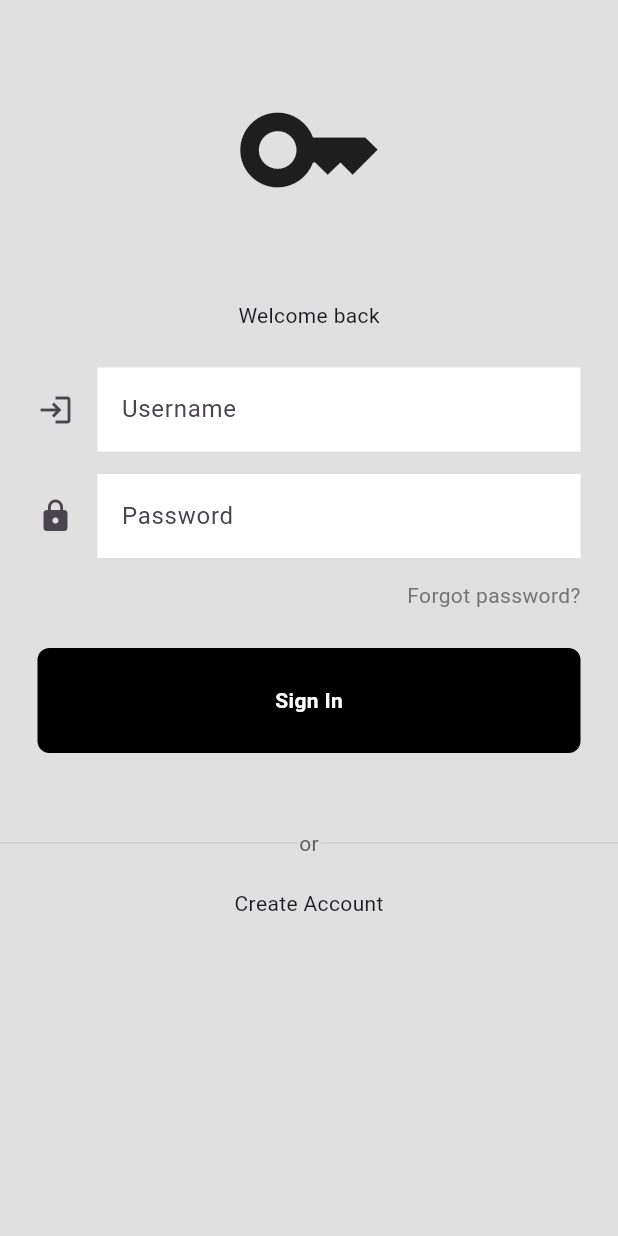
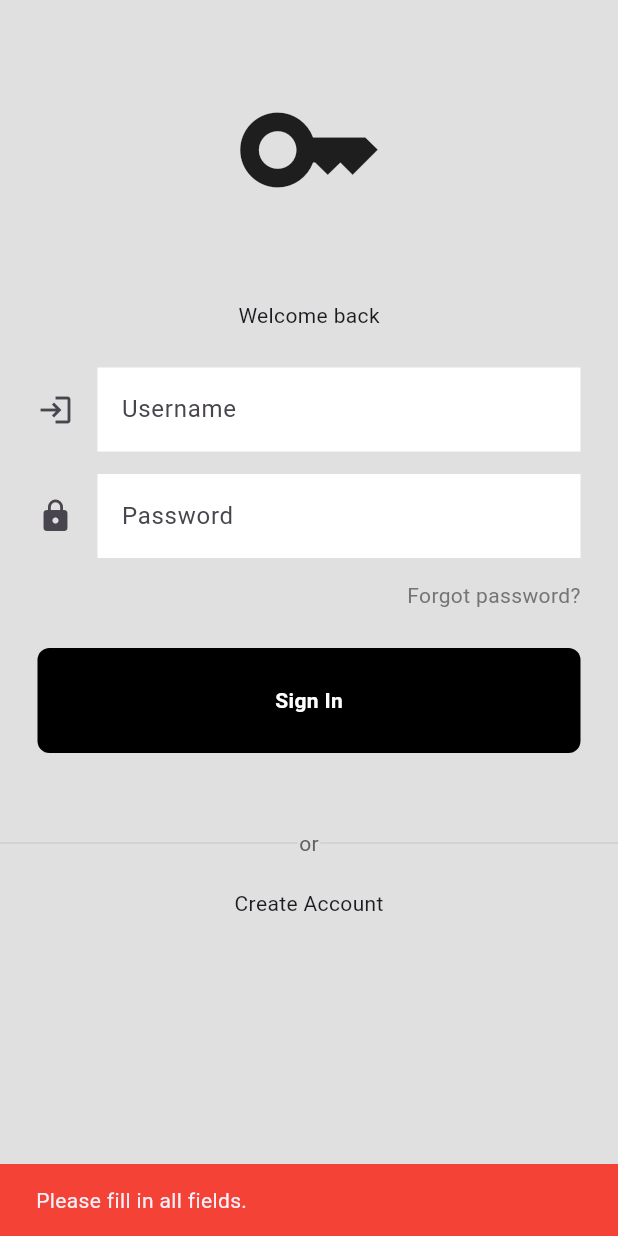
Before and after one commit to jeremejazz/flutter_auth_example, a Flutter app: the screen it shows after launch, after a tap on "Sign In", on a phone screen of 412 x 824 dp. Run offline on Flutter 3.47's test engine with Material 3 defaults, Android fonts, the phone set to English and light mode, and no system bars.

Commit message:
chore: add validation, add login

```diff
--- a/lib/components/auth_textfield.dart
+++ b/lib/components/auth_textfield.dart
@@ -5,12 +5,14 @@ class AuthTextField extends StatelessWidget {
   final TextEditingController controller;
   final IconData icon;
   final bool isObscured;
+  final FormFieldValidator? validator;
   const AuthTextField({
     super.key,
     required this.label,
     required this.icon,
     required this.controller,
     this.isObscured = false,
+    this.validator,
   });
 
   @override
@@ -18,6 +20,7 @@ class AuthTextField extends StatelessWidget {
     return Padding(
       padding: const EdgeInsets.symmetric(horizontal: 25.0),
       child: TextFormField(
+        validator: validator,
         controller: controller,
         obscureText: isObscured,
         decoration: InputDecoration(
--- a/lib/screens/login.dart
+++ b/lib/screens/login.dart
@@ -1,12 +1,88 @@
+import 'dart:async';
+import 'dart:convert';
+import 'dart:io';
+
 import 'package:flutter/material.dart';
 import 'package:flutter_auth_example/components/auth_button.dart';
 import 'package:flutter_auth_example/components/auth_textfield.dart';
+import 'package:flutter_auth_example/helpers/showsnackbar.dart';
+import 'package:flutter_auth_example/screens/home.dart';
 import 'package:flutter_auth_example/screens/signup.dart';
+import 'package:http/http.dart' as http;
 
 class Login extends StatelessWidget {
   Login({super.key});
   final usernameController = TextEditingController();
   final passwordController = TextEditingController();
+
+  Future<void> _login(BuildContext context) async {
+    FocusScope.of(context).unfocus();
+
+    final String username = usernameController.text.trim();
+    final String password = passwordController.text.trim();
+
+    if (username.isEmpty || password.isEmpty) {
+      showSnackBar(context, 'Please fill in all fields.', Colors.red);
+      return;
+    }
+
+    if (password.length < 6) {
+      showSnackBar(
+        context,
+        'Password must be at least 6 characters',
+        Colors.red,
+      );
+      return;
+    }
+
+    final Map<String, String> loginData = {
+      'username': username,
+      'password': password,
+    };
+
+    try {
+      var urlString = 'http://localhost:3000/auth/signin';
+
+      if (Platform.isAndroid) {
+        urlString = 'http://10.0.2.2:3000/auth/signin';
+      }
+
+      final url = Uri.parse(urlString);
+      final response = await http
+          .post(
+            url,
+            headers: {'Content-Type': 'application/json'},
+            body: jsonEncode(loginData),
+          )
+          .timeout(const Duration(seconds: 10));
+
+      if (response.statusCode == 201) {
+        if (context.mounted) {
+          showSnackBar(context, 'Login successful!', Colors.black);
+          Navigator.pushReplacement(
+            context,
+            MaterialPageRoute(builder: (context) => const Home()),
+          );
+        }
+      } else {
+        final responseData = json.decode(response.body);
+        final errorMessage = responseData['message'] ?? 'Login failed.';
+
+        if (context.mounted) showSnackBar(context, errorMessage, Colors.red);
+      }
+    } catch (error) {
+      String errorMessage = 'An error occured during sign-up.';
+      if (error is http.ClientException || error is SocketException) {
+        errorMessage =
+            'Failed to connect to the Server. Check your internet connection.';
+      } else if (error is TimeoutException) {
+        errorMessage = 'Connection timed out. Please try again later.';
+      }
+
+      debugPrint('Error ${error.toString()}');
+      if (context.mounted) showSnackBar(context, errorMessage, Colors.red);
+    }
+  }
 
   @override
   Widget build(BuildContext context) {
@@ -50,8 +126,7 @@ class Login extends StatelessWidget {
               const SizedBox(height: 25.0),
               AuthButton(
                 onTap: () {
-                  debugPrint('initiated tap');
-                  debugPrint(usernameController.text);
+                  _login(context);
                 },
                 label: 'Sign In',
               ),
```
Also changed, not shown: lib/screens/home.dart (+10 -0 lines), lib/screens/signup.dart (+56 -14 lines), 1 other file.
